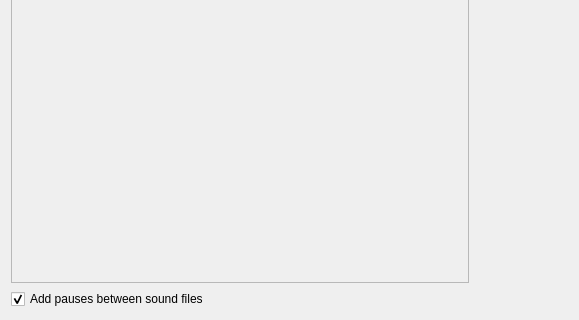
Above: dialoguewindow.ui from nstrikos/omilo before the change; both pictures show x 0 to 579 and y 145 to 465 of the 579 by 465 pixel window. Below: the same form after it.
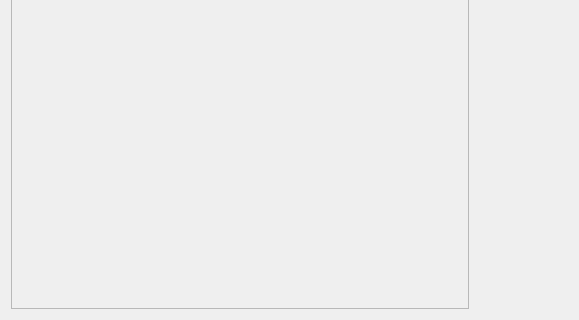
That is the form after the change.

```diff
--- a/dialoguewindow.ui
+++ b/dialoguewindow.ui
@@ -25,7 +25,7 @@
         <x>0</x>
         <y>0</y>
         <width>458</width>
-        <height>419</height>
+        <height>445</height>
        </rect>
       </property>
       <layout class="QGridLayout" name="gridLayout_2">
@@ -102,16 +102,6 @@
      </item>
     </layout>
    </item>
-   <item row="1" column="0">
-    <widget class="QCheckBox" name="addPausesCheckBox">
-     <property name="text">
-      <string>Add pauses between sound files</string>
-     </property>
-     <property name="checked">
-      <bool>true</bool>
-     </property>
-    </widget>
-   </item>
   </layout>
  </widget>
  <tabstops>
```
